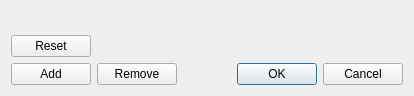
This is ORStools/gui/ORStoolsDialogConfigUI.ui in GIScience/orstools-qgis-plugin as Qt 5 draws it before an edit. The edited form follows.
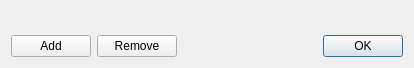
This is the edited form.

Commit message: feat: switch to provider specific reset buttons

The edit to the form file:
```diff
--- a/ORStools/gui/ORStoolsDialogConfigUI.ui
+++ b/ORStools/gui/ORStoolsDialogConfigUI.ui
@@ -23,34 +23,27 @@
    <property name="sizeConstraint">
     <enum>QLayout::SizeConstraint::SetMinAndMaxSize</enum>
    </property>
-   <item row="2" column="0">
-    <widget class="QPushButton" name="provider_add">
-     <property name="text">
-      <string>Add</string>
-     </property>
-    </widget>
-   </item>
-   <item row="2" column="2">
+   <item row="1" column="2">
     <widget class="QDialogButtonBox" name="buttonBox">
      <property name="standardButtons">
-      <set>QDialogButtonBox::StandardButton::Cancel|QDialogButtonBox::StandardButton::Ok</set>
+      <set>QDialogButtonBox::Ok</set>
      </property>
     </widget>
    </item>
-   <item row="2" column="1">
+   <item row="1" column="0">
+    <widget class="QPushButton" name="provider_add">
+     <property name="text">
+      <string>Add</string>
+     </property>
+    </widget>
+   </item>
+   <item row="1" column="1">
     <widget class="QPushButton" name="provider_remove">
      <property name="text">
       <string>Remove</string>
      </property>
     </widget>
    </item>
-   <item row="1" column="0">
-    <widget class="QPushButton" name="providers_reset">
-     <property name="text">
-      <string>Reset</string>
-     </property>
-    </widget>
-   </item>
    <item row="0" column="0" colspan="3">
     <widget class="QWidget" name="providers" native="true">
      <property name="sizePolicy">
```
Left out of the diff: 4 changed lines with no effect on the pictures. The commit also changes 2 other files.
